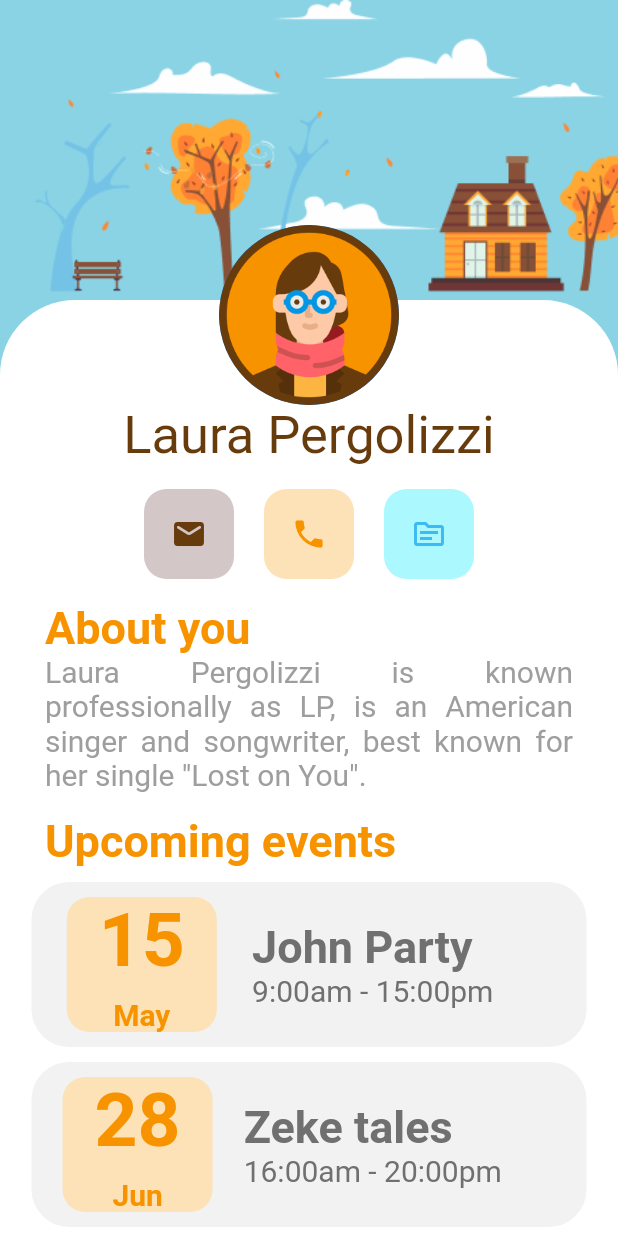
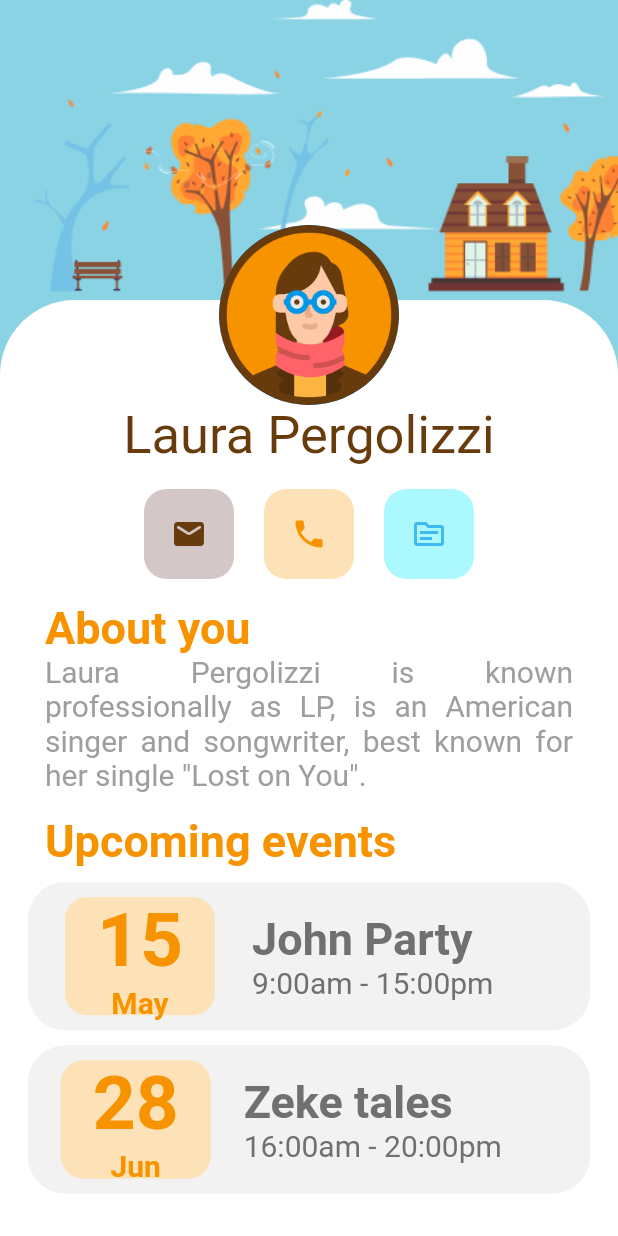
Before and after one commit to Erefor/flutter-layout-samples, a Flutter app: the FourthLayout screen opened directly, on a phone screen of 412 x 824 dp. Run offline on Flutter 3.47's test engine with Material 2 defaults, Android fonts, the light colour scheme and no system bars; our stand-ins replace google_fonts; Roboto replaces fonts that are missing (Prompt).

Commit message:
Se arreglan problemas con pantalla

```diff
--- a/lib/Pages/FourthLayout.dart
+++ b/lib/Pages/FourthLayout.dart
@@ -144,10 +144,11 @@ class Event extends StatelessWidget {
   final String time;
   @override
   Widget build(BuildContext context) {
+    final pantalla = MediaQuery.of(context).size;
     return Container(
       margin: EdgeInsets.only(top: 10),
-      width: 370,
-      height: 110,
+      width: pantalla.width * 0.91,
+      height: pantalla.height * 0.12,
       decoration: BoxDecoration(
         color: Color(0xffF2F2F2),
         borderRadius: BorderRadius.all(Radius.circular(25))
```
